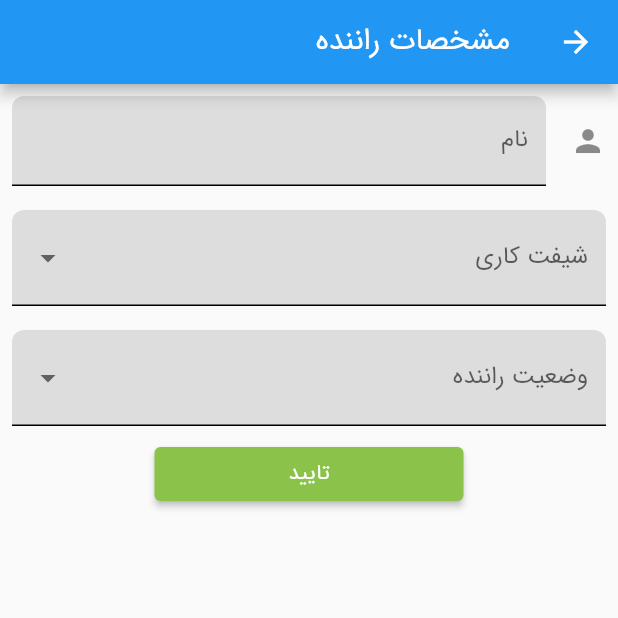
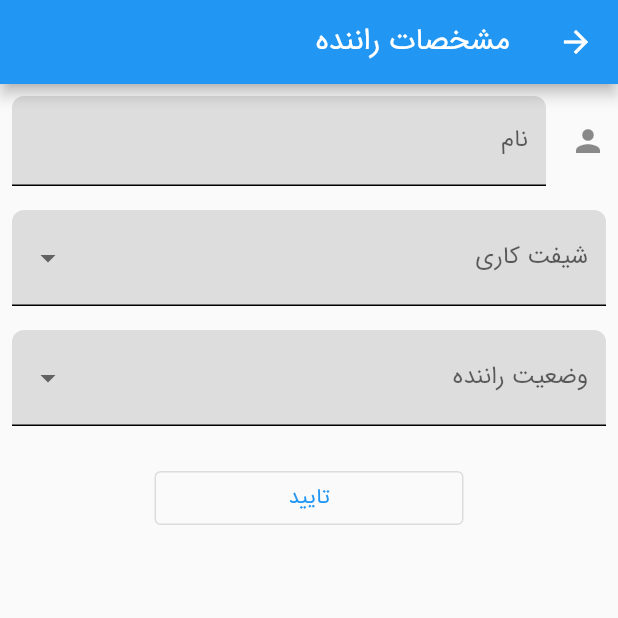
Before and after one commit to mrYasinHamidi/bus_information, a Flutter app: the screen it shows after launch, after a tap on the "close" icon, after a tap on the "person" icon, on a phone screen of 412 x 824 dp, the top half of it. Run offline on Flutter 3.47's test engine with Material 2 defaults, Android fonts, the phone set to English and light mode, and no system bars; our stand-ins replace flutter_bloc, flutter_svg, hive_flutter, lottie; accounts and stored records are empty; project files that could hold a hidden picture were left out.

Commit message:
demo final

```diff
--- a/lib/pages/HomePage.dart
+++ b/lib/pages/HomePage.dart
@@ -66,10 +66,10 @@ class _HomePageState extends State<HomePage>{
   }
 
   Widget _buildDriverList() {
-    List<Driver> drivers = DatabaseHelper.instance.drivers;
     return ValueListenableBuilder(
       valueListenable: DatabaseHelper.instance.driversListenable,
       builder: (context, box, child) {
+        List<Driver> drivers = DatabaseHelper.instance.drivers;
         if (drivers.isEmpty) {
           return Center(
             child: LottieViewer(
@@ -89,10 +89,10 @@ class _HomePageState extends State<HomePage>{
   }
 
   Widget _buildBusList() {
-    List<Bus> buses = DatabaseHelper.instance.buses;
     return ValueListenableBuilder(
       valueListenable: DatabaseHelper.instance.busesListenable,
       builder: (context, box, child) {
+        List<Bus> buses = DatabaseHelper.instance.buses;
         if (buses.isEmpty) {
           return Center(
             child: LottieViewer(
--- a/lib/pages/addData/AddDriverForm.dart
+++ b/lib/pages/addData/AddDriverForm.dart
@@ -51,13 +51,14 @@ class _AddDriverFormState extends State<AddDriverForm> {
                 onChange: _onStatusChange,
               ),
             ),
+            const SizedBox(height: 16,),
             SizedBox(
               width: size.width * .5,
-              child: ElevatedButton(
+              child: OutlinedButton(
                 onPressed: _onSubmit,
-                style: ElevatedButton.styleFrom(
-                  primary: Colors.lightGreen,
-                ),
+                // style: ElevatedButton.styleFrom(
+                //   primary: Colors.lightGreen,
+                // ),
                 child: Text(Languages.language.value.submit),
               ),
             ),
--- a/lib/widgets/DriverChooser.dart
+++ b/lib/widgets/DriverChooser.dart
@@ -1,3 +1,4 @@
+import 'package:bus_information/abstracts/Languages.dart';
 import 'package:bus_information/models/objects/Driver.dart';
 import 'package:bus_information/widgets/DriverItemWidget.dart';
 import 'package:bus_information/widgets/LottieViewer.dart';
@@ -17,7 +18,7 @@ class _DriverChooserState extends State<DriverChooser> {
   @override
   Widget build(BuildContext context) {
     return Scaffold(
-      appBar: AppBar(),
+      appBar: AppBar(title: Text(Languages.language.value.drivers),),
       body: Column(
         children: [
           Container(
--- a/lib/widgets/expandable_fab.dart
+++ b/lib/widgets/expandable_fab.dart
@@ -138,7 +138,7 @@ class _ExpandableFabState extends State<ExpandableFab>
           duration: const Duration(milliseconds: 250),
           child: FloatingActionButton(
             onPressed: _toggle,
-            child: const Icon(Icons.create),
+            child: const Icon(Icons.add),
           ),
         ),
       ),
```
Also changed, not shown: lib/pages/addData/AddBusForm.dart (+5 -4 lines), 1 other file.
